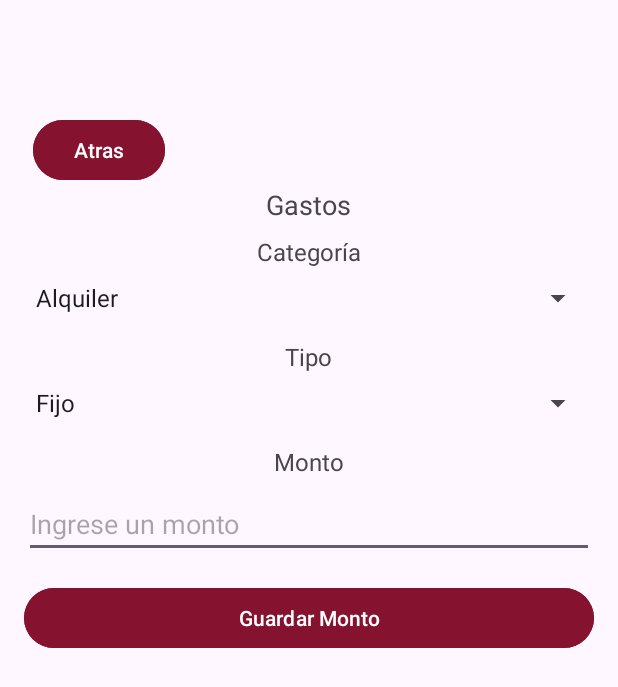
After one commit to InfernusXYZ/appTT, an Android app: the InsertGasto screen opened directly, with no data from a screen before it, on a phone screen of 412 x 824 dp. The commit adds this screen. Shown: the top 687 px of the screen. Run offline under Robolectric (Android 15) with nearby library versions, the phone set to English and light mode, and no system bars; our stand-ins replace Firebase (no records; nobody signed in at launch, a user with empty details on screens opened directly).

Commit message:
agregado a base de datos remota ingreso/gastos e historial de ingresos/gastos funcionando,(pendiente enlace a las graficas)

```diff
--- /dev/null
+++ b/app/src/main/java/com/example/apptt/InsertGasto.java
@@ -0,0 +1,111 @@
+package com.example.apptt;
+
+import android.content.Intent;
+import android.os.Bundle;
+import android.text.TextUtils;
+import android.view.View;
+import android.widget.ArrayAdapter;
+import android.widget.Button;
+import android.widget.EditText;
+import android.widget.Spinner;
+import android.widget.Toast;
+
+import androidx.activity.EdgeToEdge;
+import androidx.annotation.NonNull;
+import androidx.appcompat.app.AppCompatActivity;
+import androidx.core.graphics.Insets;
+import androidx.core.view.ViewCompat;
+import androidx.core.view.WindowInsetsCompat;
+
+import com.google.android.gms.tasks.OnCompleteListener;
+import com.google.android.gms.tasks.Task;
+import com.google.firebase.auth.FirebaseAuth;
+import com.google.firebase.database.DatabaseReference;
+import com.google.firebase.database.FirebaseDatabase;
+
+import java.util.HashMap;
+import java.util.Map;
+
+public class InsertGasto extends AppCompatActivity {
+
+    private DatabaseReference mDatabase;
+    private FirebaseAuth mAuth;
+    private Spinner spinnerCategoriaGastos, spinnerTipoGastos;
+    private EditText etMontoGastos;
+
+    @Override
+    protected void onCreate(Bundle savedInstanceState) {
+        super.onCreate(savedInstanceState);
+        EdgeToEdge.enable(this);
+        setContentView(R.layout.activity_insert_gasto);
+
+        mAuth = FirebaseAuth.getInstance();
+        mDatabase = FirebaseDatabase.getInstance().getReference();
+        // Inicializar Spinners para Categoría y Tipo de Gastos
+        spinnerCategoriaGastos = findViewById(R.id.spinner_categoria_gastos);
+        spinnerTipoGastos = findViewById(R.id.spinner_tipo_gastos);
+
+        // Configurar el adaptador para el Spinner de Categoría de Gastos
+        ArrayAdapter<CharSequence> adapterCategoriaGastos = ArrayAdapter.createFromResource(this,
+                R.array.opciones_categoria_gastos, android.R.layout.simple_spinner_item);
+        adapterCategoriaGastos.setDropDownViewResource(android.R.layout.simple_spinner_dropdown_item);
+        spinnerCategoriaGastos.setAdapter(adapterCategoriaGastos);
+
+        // Configurar el adaptador para el Spinner de Tipo de Gastos
+        ArrayAdapter<CharSequence> adapterTipoGastos = ArrayAdapter.createFromResource(this,
+                R.array.opciones_tipo_gastos, android.R.layout.simple_spinner_item);
+        adapterTipoGastos.setDropDownViewResource(android.R.layout.simple_spinner_dropdown_item);
+        spinnerTipoGastos.setAdapter(adapterTipoGastos);
+
+        // Inicializar el campo de texto para ingresar el monto de Gastos
+        etMontoGastos = findViewById(R.id.et_monto_gastos);
+        Button btnguardargastos = findViewById(R.id.btn_guardar_monto_gastos);
+        Button btnregresar = findViewById(R.id.btnregreso);
+
+        btnguardargastos.setOnClickListener(new View.OnClickListener() {
+            @Override
+            public void onClick(View v) {
+                guardarGastos();
+            }
+        });
+        btnregresar.setOnClickListener(new View.OnClickListener() {
+            @Override
+            public void onClick(View v) {
+                Intent intent= new Intent(InsertGasto.this, BalanceActivity.class);
+                startActivity(intent);
+                finish();
+            }
+        });
+    }
+
+    private void guardarGastos() {
+        String categoria = spinnerCategoriaGastos.getSelectedItem().toString();
+        String tipo = spinnerTipoGastos.getSelectedItem().toString();
+        String montoStr = etMontoGastos.getText().toString();
+
+        if (TextUtils.isEmpty(montoStr)) {
+            Toast.makeText(this, "Ingrese el monto por favor", Toast.LENGTH_SHORT).show();
+            return;
+        }
+
+        double monto = Double.parseDouble(montoStr);
+        String userID = mAuth.getCurrentUser().getUid();
+
+        Map<String, Object> gastoMap = new HashMap<>();
+        gastoMap.put("Categoria", categoria);
+        gastoMap.put("Tipo", tipo);
+        gastoMap.put("Monto", monto);
+
+        mDatabase.child("Gastos").child(userID).push().setValue(gastoMap).addOnCompleteListener(new OnCompleteListener<Void>() {
+            @Override
+            public void onComplete(@NonNull Task<Void> task) {
+                if (task.isSuccessful()) {
+                    Toast.makeText(InsertGasto.this, "Ingreso guardado correctamente", Toast.LENGTH_SHORT).show();
+                    finish();
+                } else {
+                    Toast.makeText(InsertGasto.this, "Error al guardar el ingreso", Toast.LENGTH_SHORT).show();
+                }
+            }
+        });
+    }
+}
--- /dev/null
+++ b/app/src/main/res/layout/activity_insert_gasto.xml
@@ -0,0 +1,97 @@
+<?xml version="1.0" encoding="utf-8"?>
+<androidx.constraintlayout.widget.ConstraintLayout xmlns:android="http://schemas.android.com/apk/res/android"
+    xmlns:app="http://schemas.android.com/apk/res-auto"
+    xmlns:tools="http://schemas.android.com/tools"
+    android:id="@+id/main"
+    android:layout_width="match_parent"
+    android:layout_height="match_parent"
+    tools:context=".InsertGasto">
+    <androidx.core.widget.NestedScrollView
+        android:layout_width="match_parent"
+        android:layout_height="match_parent"
+        android:layout_marginTop="60dp"
+        android:layout_marginBottom="72dp">
+
+
+    <LinearLayout
+        android:layout_width="match_parent"
+        android:layout_height="wrap_content"
+        android:orientation="vertical"
+        android:padding="16dp"
+        android:gravity="center_horizontal">
+        <Button
+            android:id="@+id/btnregreso"
+            android:layout_width="wrap_content"
+            android:layout_height="wrap_content"
+            android:text="Atras"
+            android:backgroundTint="@color/secondary"
+            android:textColor="#FFFFFF"
+            android:layout_marginRight="140dp"
+            />
+
+        <TextView
+        android:layout_width="wrap_content"
+        android:layout_height="wrap_content"
+        android:text="Gastos"
+        android:textSize="18sp"
+        android:layout_marginBottom="8dp"/>
+
+    <!-- Leyenda "Categoría" -->
+    <TextView
+        android:layout_width="wrap_content"
+        android:layout_height="wrap_content"
+        android:text="Categoría"
+        android:textSize="16sp"
+        android:layout_marginBottom="8dp"/>
+
+    <!-- Spinner para Categoría de Gastos -->
+    <Spinner
+        android:id="@+id/spinner_categoria_gastos"
+        android:layout_width="match_parent"
+        android:layout_height="wrap_content"
+        android:layout_marginBottom="16dp"/>
+
+    <!-- Leyenda "Tipo" -->
+    <TextView
+        android:layout_width="wrap_content"
+        android:layout_height="wrap_content"
+        android:text="Tipo"
+        android:textSize="16sp"
+        android:layout_marginBottom="8dp"/>
+
+    <!-- Spinner para Tipo de Gastos -->
+    <Spinner
+        android:id="@+id/spinner_tipo_gastos"
+        android:layout_width="match_parent"
+        android:layout_height="wrap_content"
+        android:layout_marginBottom="16dp"/>
+
+    <!-- Leyenda "Monto" -->
+    <TextView
+        android:layout_width="wrap_content"
+        android:layout_height="wrap_content"
+        android:text="Monto"
+        android:textSize="16sp"
+        android:layout_marginBottom="8dp"/>
+
+    <!-- Campo de texto para ingresar monto de Gastos -->
+    <EditText
+        android:id="@+id/et_monto_gastos"
+        android:layout_width="match_parent"
+        android:layout_height="wrap_content"
+        android:inputType="numberDecimal"
+        android:hint="Ingrese un monto"
+        android:layout_marginBottom="16dp"/>
+
+    <!-- Botón para guardar el monto de Gastos -->
+    <Button
+        android:id="@+id/btn_guardar_monto_gastos"
+        android:layout_width="match_parent"
+        android:layout_height="wrap_content"
+        android:text="Guardar Monto"
+        android:backgroundTint="@color/secondary"
+        android:textColor="#FFFFFF"
+        android:layout_marginBottom="24dp"/>
+    </LinearLayout>
+    </androidx.core.widget.NestedScrollView>
+</androidx.constraintlayout.widget.ConstraintLayout>
```
Also changed, not shown: app/src/main/java/com/example/apptt/BalanceActivity.java (+19 -0 lines), app/src/main/java/com/example/apptt/Gasto.java (added, +19 -0 lines), app/src/main/java/com/example/apptt/GastoAdapter.java (added, +49 -0 lines), app/src/main/java/com/example/apptt/HistorialGasto.java (added, +88 -0 lines), app/src/main/res/layout/activity_balance.xml (+12 -0 lines), app/src/main/res/layout/activity_historial_gasto.xml (added, +65 -0 lines).
